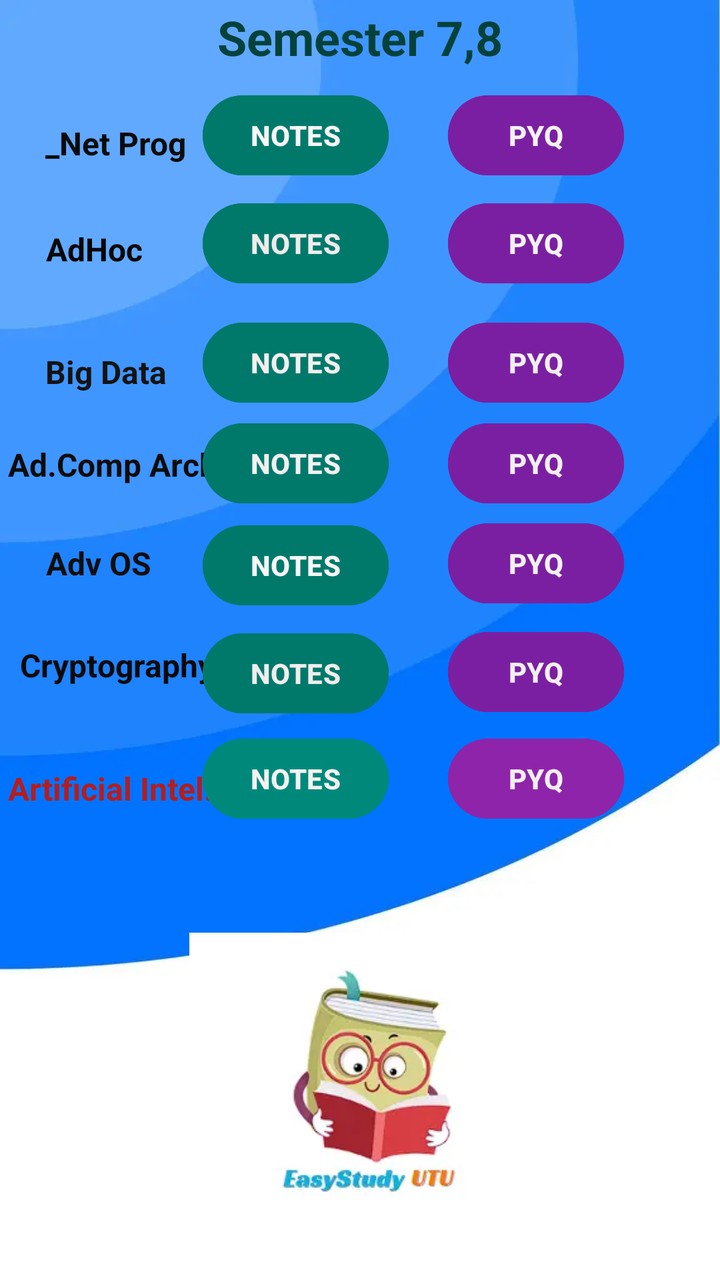
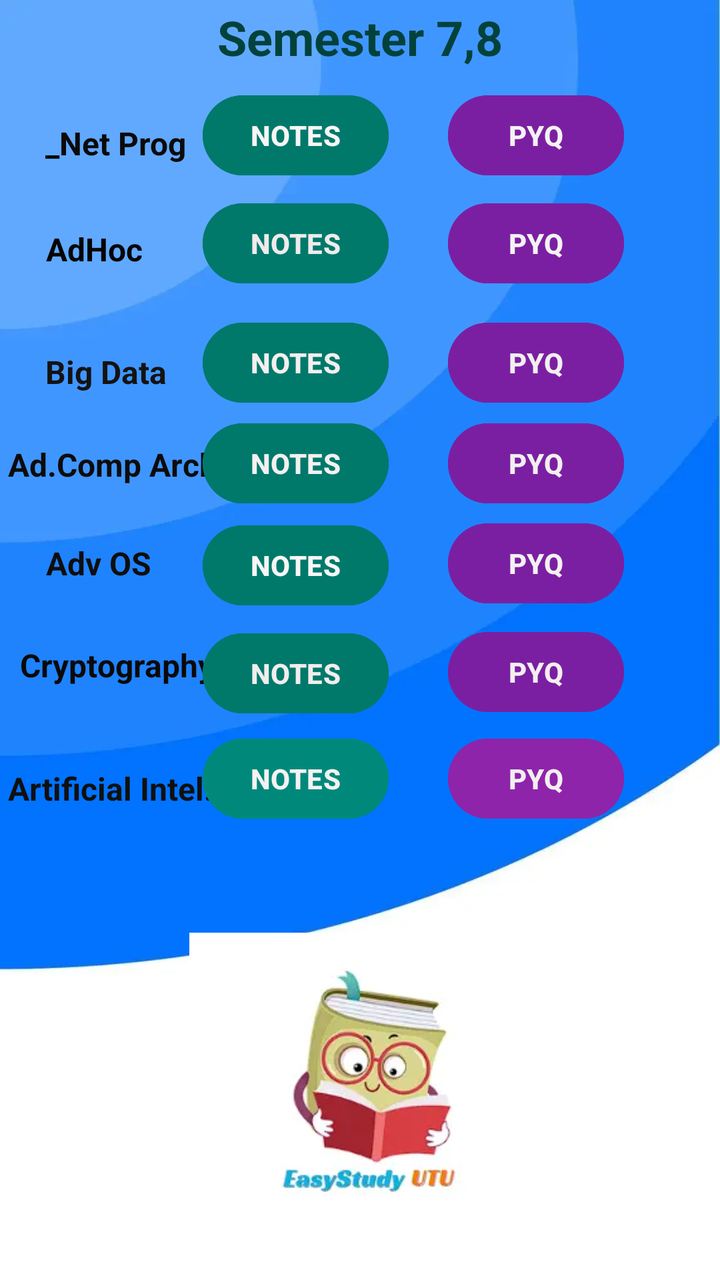

Two renders of the same Android screen: before a commit and after it. Below are the layout's source before the change and the commit's diff.
<!-- AndroidManifest.xml: application theme Theme.EasyStudyUTU -->
<!-- res/layout/activity_fourth_year.xml -->
<?xml version="1.0" encoding="utf-8"?>
<androidx.constraintlayout.widget.ConstraintLayout xmlns:android="http://schemas.android.com/apk/res/android"
    xmlns:app="http://schemas.android.com/apk/res-auto"
    xmlns:tools="http://schemas.android.com/tools"
    style="d"
    android:layout_width="match_parent"
    android:layout_height="match_parent"
    android:background="@drawable/background2"
    android:foregroundTint="#00897B"
    tools:context=".FourthYear">


    <TextView
        android:id="@+id/textView30"
        android:layout_width="wrap_content"
        android:layout_height="wrap_content"
        android:text="Cryptography"
        android:textColor="#0B0A0A"
        android:textSize="16dp"
        android:textStyle="bold"
        app:layout_constraintBottom_toBottomOf="parent"
        app:layout_constraintEnd_toEndOf="parent"
        app:layout_constraintHorizontal_bias="0.038"
        app:layout_constraintStart_toStartOf="parent"
        app:layout_constraintTop_toTopOf="parent"
        app:layout_constraintVertical_bias="0.52" />

    <Button
        android:id="@+id/adhocpyq"
        android:layout_width="wrap_content"
        android:layout_height="wrap_content"
        android:backgroundTint="#7B1FA2"
        android:text="PYQ"
        android:textColor="#F4F3F3"
        android:textStyle="bold"
        app:layout_constraintBottom_toBottomOf="parent"
        app:layout_constraintEnd_toEndOf="parent"
        app:layout_constraintHorizontal_bias="0.823"
        app:layout_constraintStart_toStartOf="parent"
        app:layout_constraintTop_toTopOf="parent"
        app:layout_constraintVertical_bias="0.165" />

    <TextView
        android:id="@+id/textView25"
        android:layout_width="wrap_content"
        android:layout_height="wrap_content"
        android:foregroundTint="#F44336"
        android:text="Semester 7,8"
        android:textColor="#03423B"
        android:textSize="24dp"
        android:textStyle="bold"
        app:layout_constraintBottom_toBottomOf="parent"
        app:layout_constraintEnd_toEndOf="parent"
        app:layout_constraintStart_toStartOf="parent"
        app:layout_constraintTop_toTopOf="parent"
        app:layout_constraintVertical_bias="0.004" />

    <TextView
        android:id="@+id/textView26"
        android:layout_width="wrap_content"
        android:layout_height="wrap_content"
        android:text="_Net Prog"
        android:textColor="#0B0B0B"
        android:textSize="16dp"
        android:textStyle="bold"
        app:layout_constraintBottom_toBottomOf="parent"
        app:layout_constraintEnd_toEndOf="parent"
        app:layout_constraintHorizontal_bias="0.078"
        app:layout_constraintStart_toStartOf="parent"
        app:layout_constraintTop_toTopOf="parent"
        app:layout_constraintVertical_bias="0.098" />

    <Button
        android:id="@+id/dotnetnotes"
        android:layout_width="wrap_content"
        android:layout_height="wrap_content"
        android:backgroundTint="#00796B"
        android:text="NOTES"
        android:textColor="#F8F5F5"
        android:textStyle="bold"
        app:layout_constraintBottom_toBottomOf="parent"
        app:layout_constraintEnd_toEndOf="parent"
        app:layout_constraintHorizontal_bias="0.38"
        app:layout_constraintStart_toStartOf="parent"
        app:layout_constraintTop_toTopOf="parent"
        app:layout_constraintVertical_bias="0.074" />

    <Button
        android:id="@+id/dotnetpyq"
        android:layout_width="wrap_content"
        android:layout_height="wrap_content"
        android:backgroundTint="#7B1FA2"
        android:text="PYQ"
        android:textColor="#F4F2F2"
        android:textStyle="bold"
        app:layout_constraintBottom_toBottomOf="parent"
        app:layout_constraintEnd_toEndOf="parent"
        app:layout_constraintHorizontal_bias="0.823"
        app:layout_constraintStart_toStartOf="parent"
        app:layout_constraintTop_toTopOf="parent"
        app:layout_constraintVertical_bias="0.074" />

    <TextView
        android:id="@+id/textView27"
        android:layout_width="wrap_content"
        android:layout_height="wrap_content"
        android:text="AdHoc "
        android:textColor="#050505"
        android:textSize="16dp"
        android:textStyle="bold"
        app:layout_constraintBottom_toBottomOf="parent"
        app:layout_constraintEnd_toEndOf="parent"
        app:layout_constraintHorizontal_bias="0.075"
        app:layout_constraintStart_toStartOf="parent"
        app:layout_constraintTop_toTopOf="parent"
        app:layout_constraintVertical_bias="0.184" />

    <Button
        android:id="@+id/adhocnotes"
        android:layout_width="wrap_content"
        android:layout_height="wrap_content"
        android:backgroundTint="#00796B"
        android:text="NOTES"
        android:textColor="#EFEBEB"
        android:textStyle="bold"
        app:layout_constraintBottom_toBottomOf="parent"
        app:layout_constraintEnd_toEndOf="parent"
        app:layout_constraintHorizontal_bias="0.38"
        app:layout_constraintStart_toStartOf="parent"
        app:layout_constraintTop_toTopOf="parent"
        app:layout_constraintVertical_bias="0.165" />

    <TextView
        android:id="@+id/textView28"
        android:layout_width="wrap_content"
        android:layout_height="wrap_content"
        android:text="Big Data"
        android:textAllCaps="false"
        android:textColor="#141313"
        android:textSize="16dp"
        android:textStyle="bold"
        app:layout_constraintBottom_toBottomOf="parent"
        app:layout_constraintEnd_toEndOf="parent"
        app:layout_constraintHorizontal_bias="0.076"
        app:layout_constraintStart_toStartOf="parent"
        app:layout_constraintTop_toTopOf="parent"
        app:layout_constraintVertical_bias="0.283" />

    <Button
        android:id="@+id/bigdatanotes"
        android:layout_width="wrap_content"
        android:layout_height="wrap_content"
        android:backgroundTint="#00796B"
        android:text="NOTES"
        android:textColor="#F3EFEF"
        android:textStyle="bold"
        app:layout_constraintBottom_toBottomOf="parent"
        app:layout_constraintEnd_toEndOf="parent"
        app:layout_constraintHorizontal_bias="0.38"
        app:layout_constraintStart_toStartOf="parent"
        app:layout_constraintTop_toTopOf="parent"
        app:layout_constraintVertical_bias="0.266" />

    <Button
        android:id="@+id/bigdatapyq"
        android:layout_width="wrap_content"
        android:layout_height="wrap_content"
        android:backgroundTint="#7B1FA2"
        android:text="PYQ"
        android:textColor="#F1EFEF"
        android:textStyle="bold"
        app:layout_constraintBottom_toBottomOf="parent"
        app:layout_constraintEnd_toEndOf="parent"
        app:layout_constraintHorizontal_bias="0.823"
        app:layout_constraintStart_toStartOf="parent"
        app:layout_constraintTop_toTopOf="parent"
        app:layout_constraintVertical_bias="0.266" />

    <TextView
        android:id="@+id/textView24"
        android:layout_width="wrap_content"
        android:layout_height="wrap_content"
        android:text="Ad.Comp Arch"
        android:textColor="#0D0C0C"
        android:textSize="16dp"
        android:textStyle="bold"
        app:layout_constraintBottom_toBottomOf="parent"
        app:layout_constraintEnd_toEndOf="parent"
        app:layout_constraintHorizontal_bias="0.016"
        app:layout_constraintStart_toStartOf="parent"
        app:layout_constraintTop_toTopOf="parent"
        app:layout_constraintVertical_bias="0.358" />

    <Button
        android:id="@+id/advcoanotes"
        android:layout_width="wrap_content"
        android:layout_height="wrap_content"
        android:backgroundTint="#00796B"
        android:text="NOTES"
        android:textColor="#F3F0F0"
        android:textStyle="bold"
        app:layout_constraintBottom_toBottomOf="parent"
        app:layout_constraintEnd_toEndOf="parent"
        app:layout_constraintHorizontal_bias="0.38"
        app:layout_constraintStart_toStartOf="parent"
        app:layout_constraintTop_toTopOf="parent"
        app:layout_constraintVertical_bias="0.351" />

    <Button
        android:id="@+id/advcoapyq"
        android:layout_width="wrap_content"
        android:layout_height="wrap_content"
        android:backgroundTint="#7B1FA2"
        android:text="PYQ"
        android:textColor="#F3EFEF"
        android:textStyle="bold"
        app:layout_constraintBottom_toBottomOf="parent"
        app:layout_constraintEnd_toEndOf="parent"
        app:layout_constraintHorizontal_bias="0.823"
        app:layout_constraintStart_toStartOf="parent"
        app:layout_constraintTop_toTopOf="parent"
        app:layout_constraintVertical_bias="0.351" />

    <TextView
        android:id="@+id/textView29"
        android:layout_width="wrap_content"
        android:layout_height="wrap_content"
        android:text="Adv OS"
        android:textColor="#0F0E0E"
        android:textSize="16dp"
        android:textStyle="bold"
        app:layout_constraintBottom_toBottomOf="parent"
        app:layout_constraintEnd_toEndOf="parent"
        app:layout_constraintHorizontal_bias="0.075"
        app:layout_constraintStart_toStartOf="parent"
        app:layout_constraintTop_toTopOf="parent"
        app:layout_constraintVertical_bias="0.438" />

    <Button
        android:id="@+id/advosnotes"
        android:layout_width="wrap_content"
        android:layout_height="wrap_content"
        android:backgroundTint="#00796B"
        android:text="NOTES"
        android:textColor="#F8F6F6"
        android:textStyle="bold"
        app:layout_constraintBottom_toBottomOf="parent"
        app:layout_constraintEnd_toEndOf="parent"
        app:layout_constraintHorizontal_bias="0.38"
        app:layout_constraintStart_toStartOf="parent"
        app:layout_constraintTop_toTopOf="parent"
        app:layout_constraintVertical_bias="0.437" />

    <Button
        android:id="@+id/advospyq"
        android:layout_width="wrap_content"
        android:layout_height="wrap_content"
        android:backgroundTint="#7B1FA2"
        android:text="PYQ"
        android:textColor="#F4F1F1"
        android:textStyle="bold"
        app:layout_constraintBottom_toBottomOf="parent"
        app:layout_constraintEnd_toEndOf="parent"
        app:layout_constraintHorizontal_bias="0.823"
        app:layout_constraintStart_toStartOf="parent"
        app:layout_constraintTop_toTopOf="@+id/textView25"
        app:layout_constraintVertical_bias="0.433" />

    <Button
        android:id="@+id/cryptonotes"
        android:layout_width="wrap_content"
        android:layout_height="wrap_content"
        android:backgroundTint="#00796B"
        android:text="NOTES"
        android:textColor="#F1EDED"
        android:textStyle="bold"
        app:layout_constraintBottom_toBottomOf="parent"
        app:layout_constraintEnd_toEndOf="parent"
        app:layout_constraintHorizontal_bias="0.38"
        app:layout_constraintStart_toStartOf="parent"
        app:layout_constraintTop_toTopOf="parent"
        app:layout_constraintVertical_bias="0.528" />

    <Button
        android:id="@+id/cryptopyq"
        android:layout_width="wrap_content"
        android:layout_height="wrap_content"
        android:backgroundTint="#7B1FA2"
        android:text="PYQ"
        android:textColor="#F3EFEF"
        android:textStyle="bold"
        app:layout_constraintBottom_toBottomOf="parent"
        app:layout_constraintEnd_toEndOf="parent"
        app:layout_constraintHorizontal_bias="0.823"
        app:layout_constraintStart_toStartOf="parent"
        app:layout_constraintTop_toTopOf="@+id/textView25"
        app:layout_constraintVertical_bias="0.525" />

    <ImageView
        android:id="@+id/imageView7"
        android:layout_width="171dp"
        android:layout_height="185dp"
        app:layout_constraintBottom_toBottomOf="parent"
        app:layout_constraintEnd_toEndOf="parent"
        app:layout_constraintStart_toStartOf="parent"
        app:layout_constraintTop_toTopOf="parent"
        app:layout_constraintVertical_bias="1.0"
        app:srcCompat="@drawable/applogo" />

    <TextView
        android:id="@+id/textView31"
        android:layout_width="wrap_content"
        android:layout_height="wrap_content"
        android:backgroundTint="#D81B60"
        android:text="Artificial Intel."
        android:textColor="#B71C1C"
        android:textSize="16dp"
        android:textStyle="bold"
        app:layout_constraintBottom_toBottomOf="parent"
        app:layout_constraintEnd_toEndOf="parent"
        app:layout_constraintHorizontal_bias="0.016"
        app:layout_constraintStart_toStartOf="parent"
        app:layout_constraintTop_toTopOf="parent"
        app:layout_constraintVertical_bias="0.62" />

    <Button
        android:id="@+id/ainotes"
        android:layout_width="wrap_content"
        android:layout_height="wrap_content"
        android:backgroundTint="#00897B"
        android:text="NOTES"
        android:textColor="#F4F2F2"
        android:textStyle="bold"
        app:layout_constraintBottom_toBottomOf="parent"
        app:layout_constraintEnd_toEndOf="parent"
        app:layout_constraintHorizontal_bias="0.38"
        app:layout_constraintStart_toStartOf="parent"
        app:layout_constraintTop_toTopOf="parent"
        app:layout_constraintVertical_bias="0.617" />

    <Button
        android:id="@+id/aipyq"
        android:layout_width="wrap_content"
        android:layout_height="wrap_content"
        android:backgroundTint="#8E24AA"
        android:text="PYQ"
        android:textColor="#F3EFEF"
        android:textStyle="bold"
        app:layout_constraintBottom_toBottomOf="parent"
        app:layout_constraintEnd_toEndOf="parent"
        app:layout_constraintHorizontal_bias="0.823"
        app:layout_constraintStart_toStartOf="parent"
        app:layout_constraintTop_toTopOf="parent"
        app:layout_constraintVertical_bias="0.617" />

</androidx.constraintlayout.widget.ConstraintLayout>
<!-- resources referenced by this layout -->
<resources>
  <!-- drawable applogo: webp bitmap (drawable, 4716 bytes) -->
  <!-- drawable background2: webp bitmap (drawable, 6770 bytes) -->
  <style name="Theme.EasyStudyUTU" parent="Base.Theme.EasyStudyUTU" />
  <style name="Base.Theme.EasyStudyUTU" parent="Theme.Material3.DayNight.NoActionBar">
          
          
      </style>
</resources>

<!-- the commit's change to res/layout/activity_fourth_year.xml (unified diff, before → after) -->
@@ -313,7 +313,7 @@
         android:layout_height="wrap_content"
         android:backgroundTint="#D81B60"
         android:text="Artificial Intel."
-        android:textColor="#B71C1C"
+        android:textColor="#101010"
         android:textSize="16dp"
         android:textStyle="bold"
         app:layout_constraintBottom_toBottomOf="parent"
